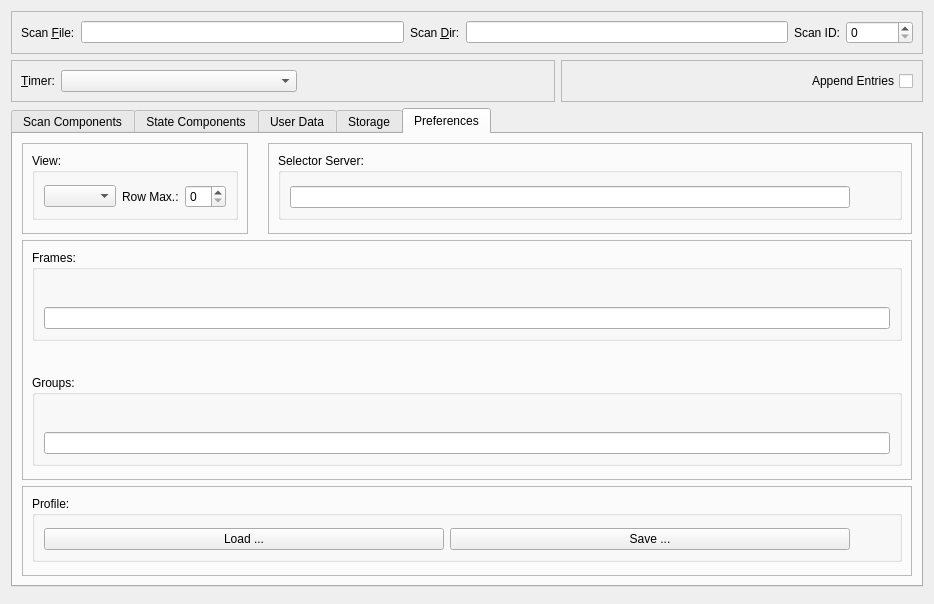
nexdatas/nxselector, file nxselector/ui/selector.ui: the form before one commit.
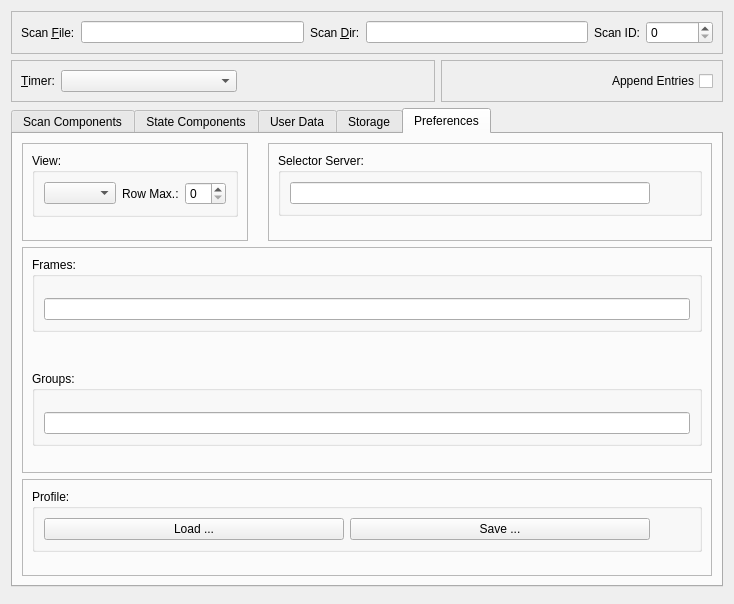
The form after the commit. The open tabs and pages were chosen to show the change.

```diff
--- a/nxselector/ui/selector.ui
+++ b/nxselector/ui/selector.ui
@@ -6,7 +6,7 @@
    <rect>
     <x>0</x>
     <y>0</y>
-    <width>934</width>
+    <width>734</width>
     <height>604</height>
    </rect>
   </property>
@@ -672,7 +672,7 @@
                    <property name="sizeHint" stdset="0">
                     <size>
                      <width>20</width>
-                     <height>40</height>
+                     <height>20</height>
                     </size>
                    </property>
                   </spacer>
@@ -716,7 +716,7 @@
                    <property name="sizeHint" stdset="0">
                     <size>
                      <width>20</width>
-                     <height>40</height>
+                     <height>20</height>
                     </size>
                    </property>
                   </spacer>
@@ -801,7 +801,7 @@
                       <property name="sizeHint" stdset="0">
                        <size>
                         <width>20</width>
-                        <height>40</height>
+                        <height>20</height>
                        </size>
                       </property>
                      </spacer>
@@ -893,7 +893,7 @@
                       <property name="sizeHint" stdset="0">
                        <size>
                         <width>20</width>
-                        <height>40</height>
+                        <height>20</height>
                        </size>
                       </property>
                      </spacer>
@@ -1001,7 +1001,7 @@
                  <property name="sizeHint" stdset="0">
                   <size>
                    <width>20</width>
-                   <height>40</height>
+                   <height>20</height>
                   </size>
                  </property>
                 </spacer>
```
Left out of the diff: 8 changed lines with no effect on the pictures.
